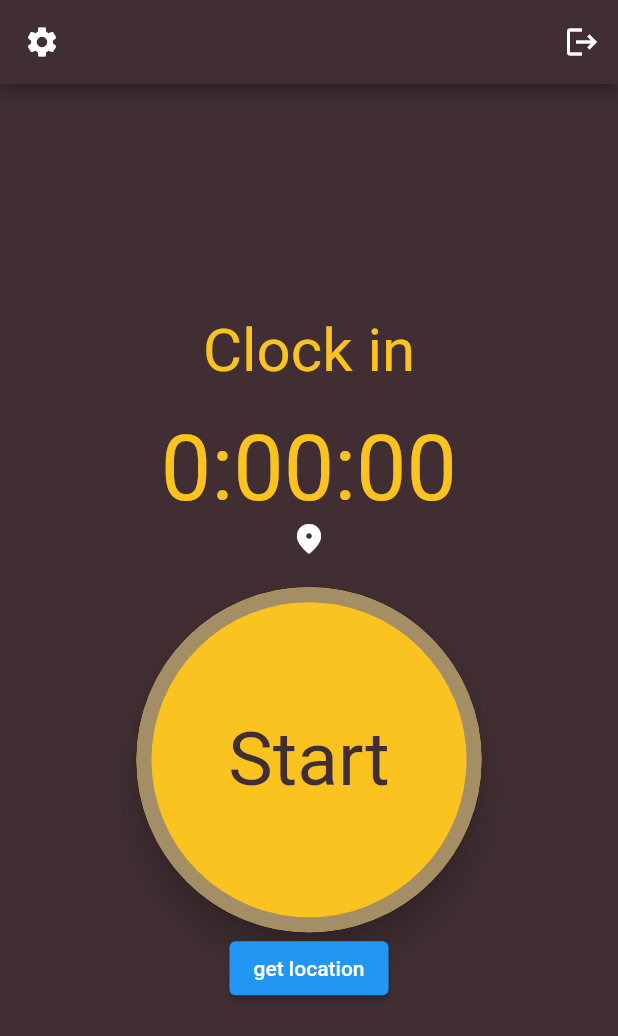
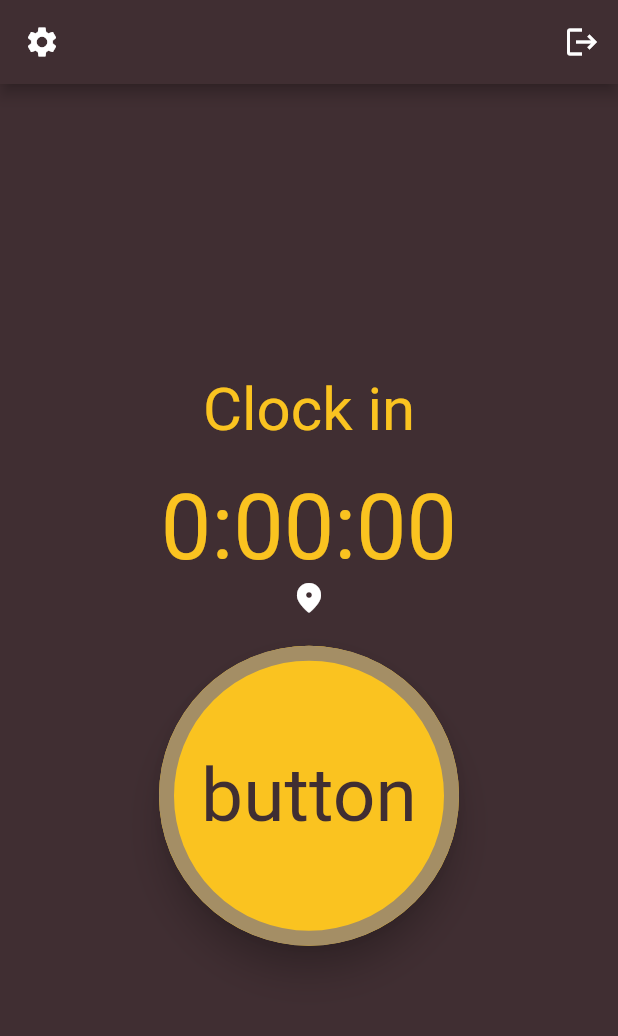
Before and after one commit to maria-gedye/Y3-timesheet-app, a Flutter app: the screen it shows once a user with an empty profile is signed in, on a phone screen of 412 x 824 dp. Shown: the top 1036 px of the screen. Run offline on Flutter 3.47's test engine with Material 2 defaults, Android fonts, the light colour scheme and no system bars; our stand-ins replace firebase_auth, firebase_core, geocoding, geolocator; accounts and stored records are empty.

Commit message:
timer button style changes

```diff
--- a/lib/components/timer_button.dart
+++ b/lib/components/timer_button.dart
@@ -12,7 +12,37 @@ class TimerButton extends StatefulWidget {
 class _TimerButtonState extends State<TimerButton> {
   // initially show start button
   bool showStartButton = true;
+  ButtonStyle startStyle = ElevatedButton.styleFrom(
+        textStyle: TextStyle(
+          fontSize: 50,
+        ),
+        backgroundColor: Color.fromRGBO(250, 195, 32, 1),
+        foregroundColor: Color.fromRGBO(64, 46, 50, 1),
+        fixedSize: Size.fromRadius(100),
+        shape: CircleBorder(),
+        shadowColor: Colors.black,
+        elevation: 10.0,
+        side: BorderSide(
+          color: Color.fromRGBO(164, 142, 101, 1),
+          width: 10.0,
+        )
+        );
 
+  ButtonStyle stopStyle = ElevatedButton.styleFrom(
+        textStyle: TextStyle(
+          fontSize: 50,
+        ),
+        backgroundColor: Color.fromRGBO(64, 46, 50, 1),
+        foregroundColor: Color.fromRGBO(250, 195, 32, 1),
+        fixedSize: Size.fromRadius(100),
+        shape: CircleBorder(),
+        shadowColor: Colors.black,
+        elevation: 10.0,
+        side: BorderSide(
+          color: Color.fromRGBO(164, 142, 101, 1),
+          width: 10.0,
+        )
+      );
   // toggle between start and stop buttons
   void toggleStartStop() {
     setState(() {
@@ -22,48 +52,17 @@ class _TimerButtonState extends State<TimerButton> {
 
   @override
   Widget build(BuildContext context) {
-    ButtonStyle style = ElevatedButton.styleFrom(
-        textStyle: TextStyle(
-          fontSize: 50,
-        ),
-        backgroundColor: Color.fromRGBO(250, 195, 32, 1),
-        foregroundColor: Color.fromRGBO(64, 46, 50, 1),
-        fixedSize: Size.fromRadius(115),
-        shape: CircleBorder(),
-        shadowColor: Colors.black,
-        elevation: 10.0,
-        side: BorderSide(
-          color: Color.fromRGBO(164, 142, 101, 1),
-          width: 10.0,
-        )
-        );
-
     if (showStartButton) {
       return ElevatedButton(
         onPressed: toggleStartStop,
-        style: style,
+        style: startStyle,
         child: Text('Start'),
       );
     } else {
       //return stop button
-      style = ElevatedButton.styleFrom(
-        textStyle: TextStyle(
-          fontSize: 50,
-        ),
-        backgroundColor: Color.fromRGBO(64, 46, 50, 1),
-        foregroundColor: Color.fromRGBO(250, 195, 32, 1),
-        fixedSize: Size.fromRadius(115),
-        shape: CircleBorder(),
-        shadowColor: Colors.black,
-        elevation: 10.0,
-        side: BorderSide(
-          color: Color.fromRGBO(164, 142, 101, 1),
-          width: 10.0,
-        )
-      );
       return ElevatedButton(
         onPressed: toggleStartStop,
-        style: style,
+        style: stopStyle,
         child: Text('Stop'),
       );
     }
--- a/lib/pages/home_page.dart
+++ b/lib/pages/home_page.dart
@@ -18,12 +18,35 @@ class _HomePageState extends State<HomePage> {
   late bool servicePermission = false;
   late LocationPermission permission;
   String _currentAddress = '';
+  bool showStartButton = true;
+  ButtonStyle style = ElevatedButton.styleFrom(
+        textStyle: TextStyle(
+          fontSize: 50,
+        ),
+        backgroundColor: Color.fromRGBO(250, 195, 32, 1),
+        foregroundColor: Color.fromRGBO(64, 46, 50, 1),
+        fixedSize: Size.fromRadius(100),
+        shape: CircleBorder(),
+        shadowColor: Colors.black,
+        elevation: 10.0,
+        side: BorderSide(
+          color: Color.fromRGBO(164, 142, 101, 1),
+          width: 10.0,
+        )
+        );
 
 // state methods...
 
   //sign user out method
   void signUserOut() {
     FirebaseAuth.instance.signOut();
+  }
+
+  // toggle between start and stop buttons
+  void toggleStartStop() {
+    setState(() {
+      showStartButton = !showStartButton;
+    });
   }
 
   // get current location method
@@ -103,9 +126,9 @@ class _HomePageState extends State<HomePage> {
                     color: Colors.white,
                   ),
                   Flexible(
-                    child: Column(
-                      children:[
-                        Text(_currentAddress, // current location string?
+                    child: Column(children: [
+                      Text(
+                        _currentAddress,
                         style: TextStyle(
                           color: Colors.white,
                           fontSize: 16,
@@ -113,25 +136,24 @@ class _HomePageState extends State<HomePage> {
                         softWrap: true,
                         overflow: TextOverflow.fade,
                       ),
-                      ]
-                    ),
+                    ]),
                   ),
                 ],
               ),
 
               SizedBox(height: 20),
 
-              // timer button
-              TimerButton(onPressed: () {}),
-
-              ElevatedButton(onPressed: () async {
+              // clock in button
+              ElevatedButton(
+                  onPressed: () async {
                     _currentLocation = await _getCurrentLocation();
                     await _getAddressFromCoordinates();
                     print('$_currentLocation');
                     print(_currentAddress);
+                    // change to new state
                   },
-                child: Text('get location')
-                )
+                  style: style,
+                  child: Text('button'))
 
               // total hours worked card
 
```
Lines whose indentation alone changed are shown as unchanged.
